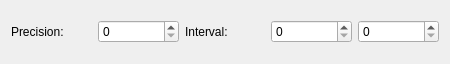
Apokal/forecastingui, file ForecastingUI/qnumbersettingswidget.ui: the form before one commit.
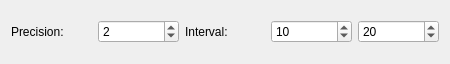
The form after the commit.

Patch:
```diff
--- a/ForecastingUI/qnumbersettingswidget.ui
+++ b/ForecastingUI/qnumbersettingswidget.ui
@@ -22,7 +22,14 @@
     </widget>
    </item>
    <item>
-    <widget class="QSpinBox" name="spinBox"/>
+    <widget class="QSpinBox" name="precision_SpnBox">
+     <property name="minimum">
+      <number>1</number>
+     </property>
+     <property name="value">
+      <number>2</number>
+     </property>
+    </widget>
    </item>
    <item>
     <widget class="QLabel" name="label_3">
@@ -32,10 +39,21 @@
     </widget>
    </item>
    <item>
-    <widget class="QSpinBox" name="spinBox_2"/>
+    <widget class="QSpinBox" name="minVal_SpnBox">
+     <property name="minimum">
+      <number>0</number>
+     </property>
+     <property name="value">
+      <number>10</number>
+     </property>
+    </widget>
    </item>
    <item>
-    <widget class="QSpinBox" name="spinBox_3"/>
+    <widget class="QSpinBox" name="maxVal_SpnBox">
+     <property name="value">
+      <number>20</number>
+     </property>
+    </widget>
    </item>
   </layout>
  </widget>
```
